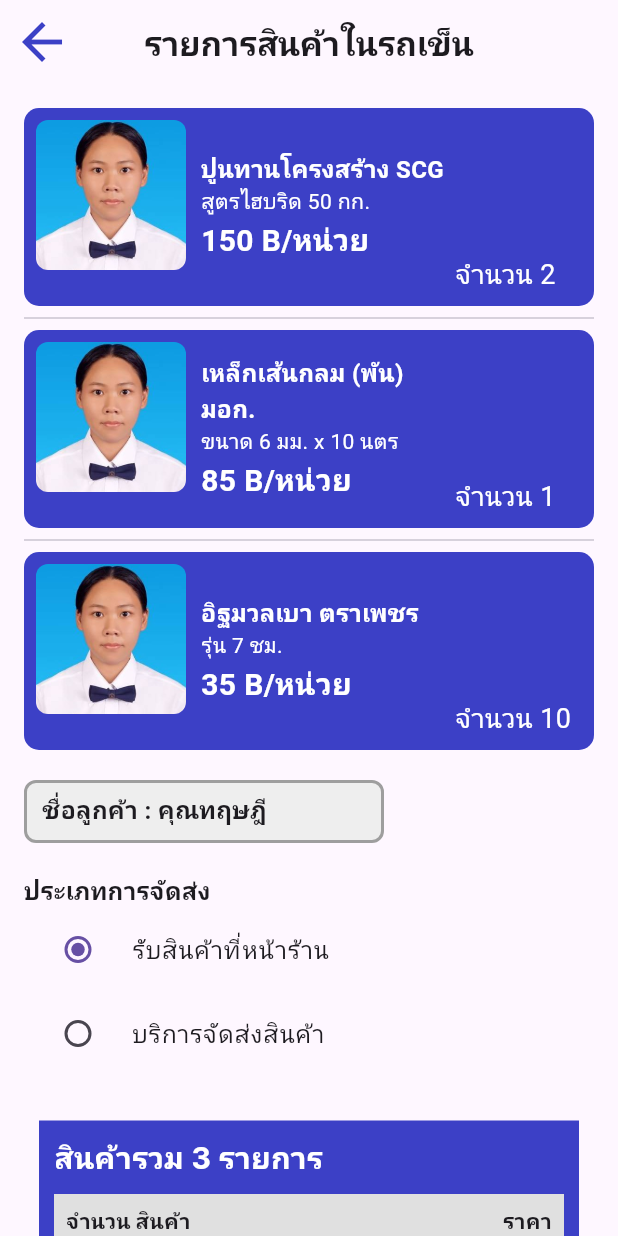
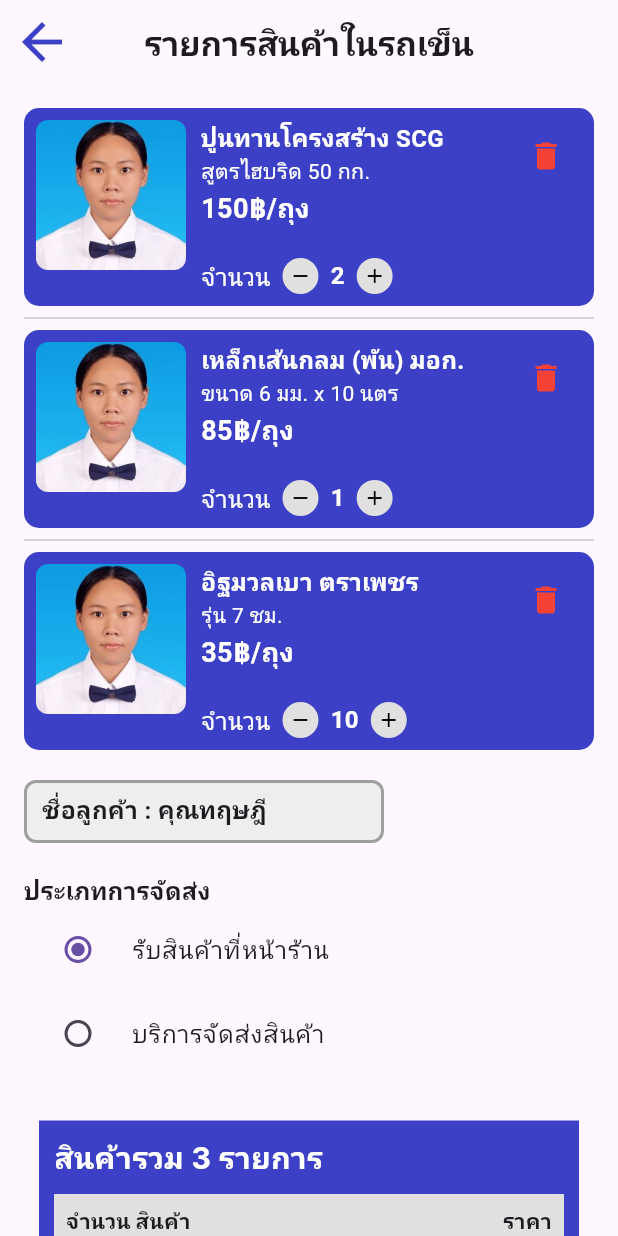
Before and after one commit to Raveeploy042/ITDS283_Section2_Group21, a Flutter app: the CartPage screen opened by its route, on a phone screen of 412 x 824 dp. Run offline on Flutter 3.47's test engine with Material 3 defaults, Android fonts, the light colour scheme and no system bars; our stand-ins replace geocoding, geolocator, google_maps_flutter; missing offline and left inert: google_maps_webservice.

Commit message:
update cart

```diff
--- a/application/lib/page/cart_page.dart
+++ b/application/lib/page/cart_page.dart
@@ -43,14 +43,28 @@ class _CartPageState extends State<CartPage> {
     );
   }
 
+  void increaseQty(int index) {
+    setState(() {
+      _products[index]['quantity']++;
+    });
+  }
+
+  void decreaseQty(int index) {
+    setState(() {
+      if (_products[index]['quantity'] > 1) {
+        _products[index]['quantity']--;
+      }
+    });
+  }
+
   @override
   Widget build(BuildContext context) {
     return Scaffold(
       appBar: AppBar(
         leading: IconButton(
-          icon: Icon(Icons.arrow_back, size: 40, color: Color(0xFF3C40C6)),
+          icon: const Icon(Icons.arrow_back, size: 40, color: Color(0xFF3C40C6)),
           onPressed: () {
-            Navigator.pop(context); // or your custom logic
+            Navigator.pop(context);
           },
         ),
         title: const Text(
@@ -64,7 +78,6 @@ class _CartPageState extends State<CartPage> {
         child: Column(
           crossAxisAlignment: CrossAxisAlignment.start,
           children: [
-            // รายการสินค้า
             ListView.separated(
               shrinkWrap: true,
               physics: const NeverScrollableScrollPhysics(),
@@ -83,7 +96,6 @@ class _CartPageState extends State<CartPage> {
                   child: Row(
                     crossAxisAlignment: CrossAxisAlignment.start,
                     children: [
-                      // รูปสินค้า
                       ClipRRect(
                         borderRadius: BorderRadius.circular(8),
                         child: Image.asset(
@@ -94,12 +106,9 @@ class _CartPageState extends State<CartPage> {
                         ),
                       ),
                       const SizedBox(width: 10),
-                      // รายละเอียดสินค้า
                       Expanded(
-                        flex: 4,
                         child: Column(
                           crossAxisAlignment: CrossAxisAlignment.start,
-                          mainAxisAlignment: MainAxisAlignment.center,
                           children: [
                             Text(
                               item['name'],
@@ -118,48 +127,87 @@ class _CartPageState extends State<CartPage> {
                               overflow: TextOverflow.ellipsis,
                             ),
                             Text(
-                              '${item['price']} B/หน่วย',
+                              '${item['price']}฿/ถุง',
                               style: const TextStyle(
                                 color: Colors.white,
                                 fontWeight: FontWeight.bold,
-                                fontSize: 20
+                                fontSize: 18,
                               ),
+                            ),
+                            const Spacer(),
+                            Row(
+                              mainAxisAlignment: MainAxisAlignment.start,
+                              children: [
+                                const Text(
+                                  'จำนวน',
+                                  style: TextStyle(
+                                    color: Colors.white,
+                                    fontSize: 16,
+                                  ),
+                                ),
+                                const SizedBox(width: 8),
+                                GestureDetector(
+                                  onTap: () => decreaseQty(index),
+                                  child: CircleAvatar(
+                                    radius: 12,
+                                    backgroundColor: Colors.grey[300],
+                                    child: const Icon(Icons.remove, color: Colors.black, size: 16),
+                                  ),
+                                ),
+                                const SizedBox(width: 8),
+                                Text(
+                                  '${item['quantity']}',
+                                  style: const TextStyle(
+                                    color: Colors.white,
+                                    fontWeight: FontWeight.bold,
+                                    fontSize: 16,
+                                  ),
+                                ),
+                                const SizedBox(width: 8),
+                                GestureDetector(
+                                  onTap: () => increaseQty(index),
+                                  child: CircleAvatar(
+                                    radius: 12,
+                                    backgroundColor: Colors.grey[300],
+                                    child: const Icon(Icons.add, color: Colors.black, size: 16),
+                                  ),
+                                ),
+                              ],
                             ),
                           ],
                         ),
                       ),
-                      // จำนวน
-                      Expanded(
-                        flex: 2,
-                        child: Align(
-                          alignment: Alignment.bottomLeft,
-                          child: Text(
-                            'จำนวน ${item['quantity']}',
-                            style: const TextStyle(
-                              color: Colors.white,
-                              fontSize: 18,
+                      Column(
+                        children: [
+                          Align(
+                            alignment: Alignment.topRight,
+                            child: IconButton(
+                              icon: const Icon(Icons.delete, color: Colors.red),
+                              onPressed: () {
+                                setState(() {
+                                  _products.removeAt(index);
+                                });
+                              },
                             ),
                           ),
-                        ),
+                        ],
                       ),
                     ],
                   ),
                 );
               },
             ),
-
-            SizedBox(height: 20),
-            // ข้อมูลลูกค้า
+            const SizedBox(height: 20),
             SizedBox(
               height: 42,
               width: 240,
               child: DecoratedBox(
                 decoration: BoxDecoration(
-                  color: Color(0xFFEEEEEE),
+                  color: const Color(0xFFEEEEEE),
                   border: Border.all(color: Colors.grey, width: 2),
                   borderRadius: BorderRadius.circular(8),
                 ),
-                child: Padding(
+                child: const Padding(
                   padding: EdgeInsets.symmetric(horizontal: 12, vertical: 8),
                   child: Text(
                     'ชื่อลูกค้า : คุณทฤษฎี',
@@ -168,8 +216,7 @@ class _CartPageState extends State<CartPage> {
                 ),
               ),
             ),
-            SizedBox(height: 20),
-            // ประเภทการจัดส่ง
+            const SizedBox(height: 20),
             const Text(
               'ประเภทการจัดส่ง',
               style: TextStyle(fontSize: 16, fontWeight: FontWeight.bold),
@@ -178,8 +225,7 @@ class _CartPageState extends State<CartPage> {
               title: const Text('รับสินค้าที่หน้าร้าน'),
               value: 'pickup',
               groupValue: _deliveryOption,
-              onChanged:
-                  (value) => setState(() => _deliveryOption = value.toString()),
+              onChanged: (value) => setState(() => _deliveryOption = value.toString()),
             ),
             RadioListTile(
               title: const Text('บริการจัดส่งสินค้า'),
@@ -187,12 +233,10 @@ class _CartPageState extends State<CartPage> {
               groupValue: _deliveryOption,
               onChanged: (value) async {
                 setState(() => _deliveryOption = value.toString());
-
                 final result = await Navigator.push(
                   context,
                   MaterialPageRoute(builder: (context) => MapPage()),
                 );
-
                 if (result != null && result is String) {
                   setState(() => _deliveryAddress = result);
                 }
@@ -207,7 +251,6 @@ class _CartPageState extends State<CartPage> {
                       context,
                       MaterialPageRoute(builder: (context) => MapPage()),
                     );
-
                     if (result != null && result is String) {
                       setState(() => _deliveryAddress = result);
                     }
@@ -215,10 +258,7 @@ class _CartPageState extends State<CartPage> {
                   child: Text('สถานที่: $_deliveryAddress'),
                 ),
               ),
-
             const SizedBox(height: 20),
-
-            // สรุปคำสั่งซื้อ
             Container(
               color: const Color(0xFF3C40C6),
               width: double.infinity,
@@ -239,76 +279,39 @@ class _CartPageState extends State<CartPage> {
                   const SizedBox(height: 10),
                   Container(
                     color: Colors.grey[300],
-                    padding: const EdgeInsets.symmetric(
-                      vertical: 8,
-                      horizontal: 8,
-                    ),
+                    padding: const EdgeInsets.symmetric(vertical: 8, horizontal: 8),
                     child: const Row(
                       children: [
-                        Expanded(
-                          flex: 1,
-                          child: Text(
-                            'จำนวน',
-                            style: TextStyle(fontWeight: FontWeight.bold),
-                          ),
-                        ),
-                        Expanded(
-                          flex: 4,
-                          child: Text(
-                            'สินค้า',
-                            style: TextStyle(fontWeight: FontWeight.bold),
-                          ),
-                        ),
+                        Expanded(flex: 1, child: Text('จำนวน', style: TextStyle(fontWeight: FontWeight.bold))),
+                        Expanded(flex: 4, child: Text('สินค้า', style: TextStyle(fontWeight: FontWeight.bold))),
                         Expanded(
                           flex: 2,
-                          child: Text(
-                            'ราคา',
-                            textAlign: TextAlign.end,
-                            style: TextStyle(fontWeight: FontWeight.bold),
-                          ),
+                          child: Text('ราคา', textAlign: TextAlign.end, style: TextStyle(fontWeight: FontWeight.bold)),
                         ),
                       ],
                     ),
                   ),
                   ..._products.map(
                     (item) => Padding(
-                      padding: const EdgeInsets.symmetric(
-                        vertical: 8,
-                        horizontal: 8,
-                      ),
+                      padding: const EdgeInsets.symmetric(vertical: 8, horizontal: 8),
                       child: Row(
                         children: [
                           Expanded(
                             flex: 1,
-                            child: Text(
-                              '${item['quantity']}',
-                              style: const TextStyle(
-                                color: Colors.white,
-                                fontWeight: FontWeight.bold,
-                              ),
-                            ),
+                            child: Text('${item['quantity']}',
+                                style: const TextStyle(color: Colors.white, fontWeight: FontWeight.bold)),
                           ),
                           Expanded(
                             flex: 4,
-                            child: Text(
-                              item['name'],
-                              overflow: TextOverflow.ellipsis,
-                              style: const TextStyle(
-                                color: Colors.white,
-                                fontWeight: FontWeight.bold,
-                              ),
-                            ),
+                            child: Text(item['name'],
+                                overflow: TextOverflow.ellipsis,
+                                style: const TextStyle(color: Colors.white, fontWeight: FontWeight.bold)),
                           ),
                           Expanded(
                             flex: 2,
-                            child: Text(
-                              '${item['price'] * item['quantity']} B',
-                              textAlign: TextAlign.end,
-                              style: const TextStyle(
-                                color: Colors.white,
-                                fontWeight: FontWeight.bold,
-                              ),
-                            ),
+                            child: Text('${item['price'] * item['quantity']} B',
+                                textAlign: TextAlign.end,
+                                style: const TextStyle(color: Colors.white, fontWeight: FontWeight.bold)),
                           ),
                         ],
                       ),
@@ -326,15 +329,12 @@ class _CartPageState extends State<CartPage> {
                 ],
               ),
             ),
-
             const SizedBox(height: 30),
             Row(
               children: [
                 Expanded(
                   child: ElevatedButton(
-                    style: ElevatedButton.styleFrom(
-                      padding: const EdgeInsets.symmetric(vertical: 16),
-                    ),
+                    style: ElevatedButton.styleFrom(padding: const EdgeInsets.symmetric(vertical: 16)),
                     onPressed: () {},
                     child: const Text('ยกเลิกรายการทั้งหมด'),
                   ),
@@ -344,7 +344,7 @@ class _CartPageState extends State<CartPage> {
                     style: ElevatedButton.styleFrom(
                       padding: const EdgeInsets.symmetric(vertical: 16),
                       shadowColor: Colors.black.withAlpha(255),
-                      backgroundColor: Color(0xFF0BE881),
+                      backgroundColor: const Color(0xFF0BE881),
                     ),
                     onPressed: () {},
                     child: const Text('ยืนยันคำสั่งซื้อ'),
```
